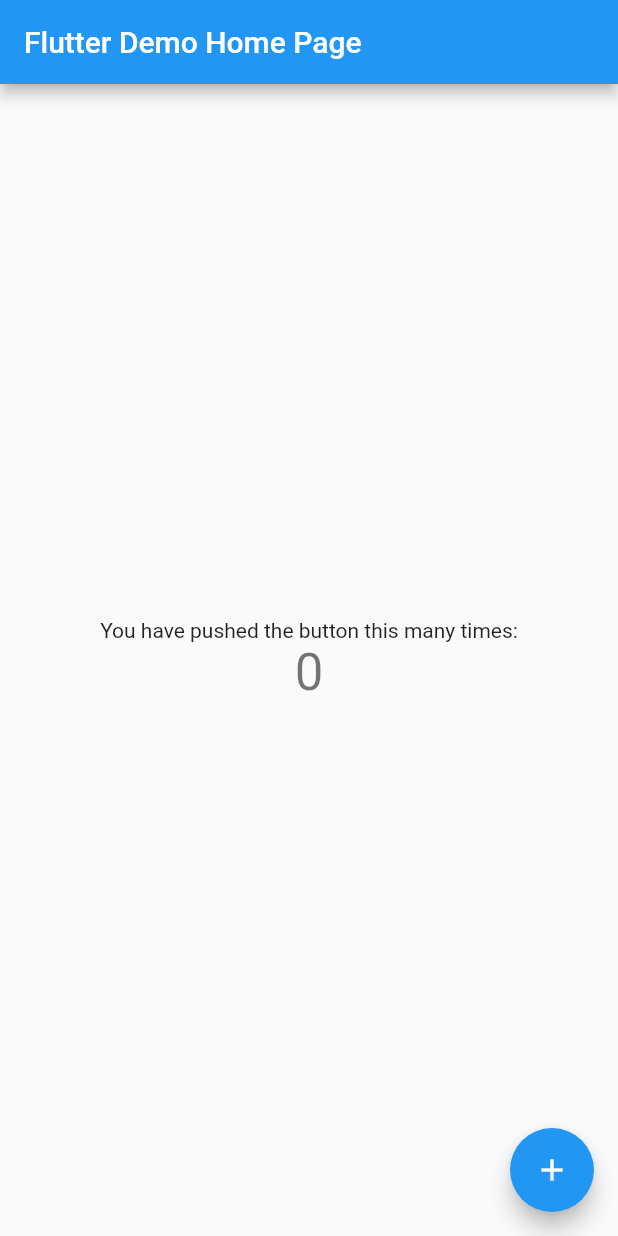
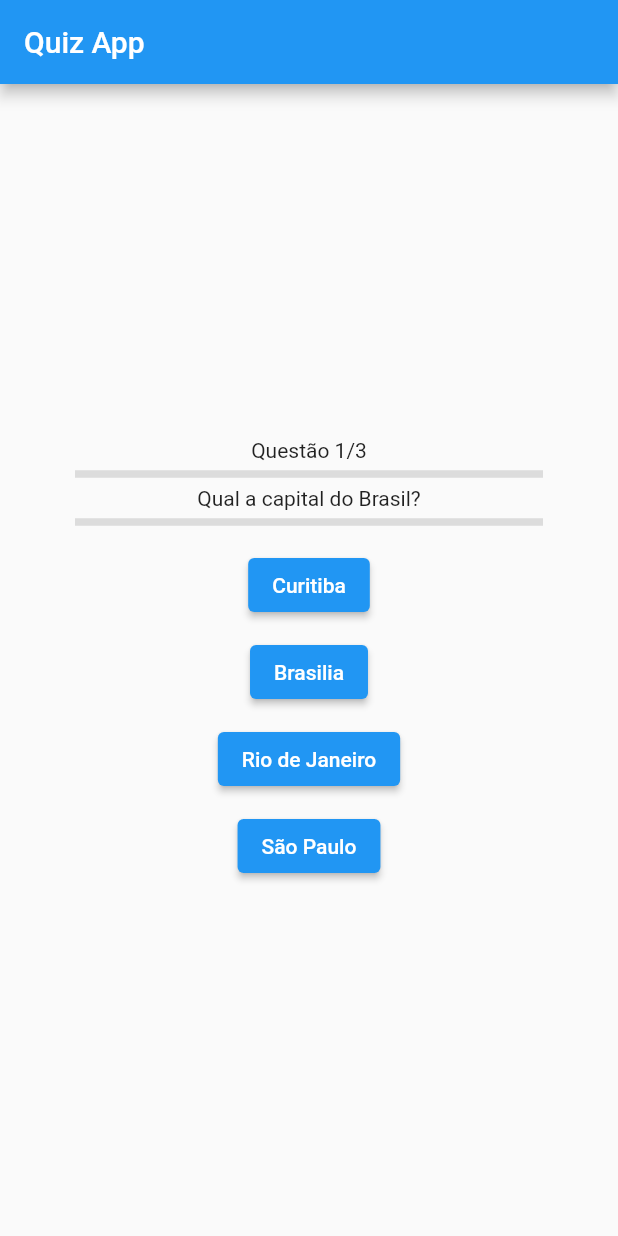
Before and after one commit to nicholaskotzias/quiz_app-hugoperlin, a Flutter app: the screen it shows after launch, on a phone screen of 412 x 824 dp. Run offline on Flutter 3.47's test engine with Material 2 defaults, Android fonts, the phone set to English and light mode, and no system bars.

Commit message:
ainda nao terminei, tenho que terminar

```diff
--- /dev/null
+++ b/quiz_app/lib/botao_alternativa.dart
@@ -0,0 +1,23 @@
+import 'package:flutter/material.dart';
+
+class BotaoAlternativa extends StatelessWidget {
+  final String alternativa;
+
+  BotaoAlternativa({
+    super.key,
+    required this.alternativa,
+  });
+
+  @override
+  Widget build(BuildContext context) {
+    return Column(
+      children: [
+        ElevatedButton(
+          onPressed: () {},
+          child: Text(alternativa),
+        ),
+        SizedBox(height: 10),
+      ],
+    );
+  }
+}
--- /dev/null
+++ b/quiz_app/lib/controlador_quiz.dart
@@ -0,0 +1,12 @@
+import './repositorio_questoes.dart';
+import 'questao.dart';
+
+class ControladorQuiz {
+  final repositorio = RepositorioQuestoes();
+
+  int _indiceQuestaoAtual = 0;
+
+  int get indiceQuestaoAtual => _indiceQuestaoAtual + 1;
+  Questao get questaoAtual => repositorio.listar()[_indiceQuestaoAtual];
+  int get quantidadeTotalQuestoes => repositorio.listar().length;
+}
--- /dev/null
+++ b/quiz_app/lib/home_page.dart
@@ -0,0 +1,54 @@
+import 'package:flutter/material.dart';
+import 'package:quiz_app/controlador_quiz.dart';
+
+class HomePage extends StatelessWidget {
+  HomePage({super.key});
+
+  final ControladorQuiz controladorQuiz = ControladorQuiz();
+
+  @override
+  Widget build(BuildContext context) {
+    final questao = controladorQuiz.questaoAtual;
+
+    return Scaffold(
+      appBar: AppBar(
+        title: Text("Quiz App"),
+      ),
+      body: Container(
+        padding: EdgeInsets.all(50),
+        child: Center(
+          child: Column(
+            mainAxisAlignment: MainAxisAlignment.center,
+            children: [
+              Text(
+                  "Questão ${controladorQuiz.indiceQuestaoAtual}/${controladorQuiz.quantidadeTotalQuestoes}"),
+              Divider(thickness: 5),
+              Text(questao.enunciado),
+              Divider(thickness: 5),
+              SizedBox(height: 10),
+              ElevatedButton(
+                onPressed: () {},
+                child: Text(questao.alternativas[0]),
+              ),
+              SizedBox(height: 10),
+              ElevatedButton(
+                onPressed: () {},
+                child: Text(questao.alternativas[1]),
+              ),
+              SizedBox(height: 10),
+              ElevatedButton(
+                onPressed: () {},
+                child: Text(questao.alternativas[2]),
+              ),
+              SizedBox(height: 10),
+              ElevatedButton(
+                onPressed: () {},
+                child: Text(questao.alternativas[3]),
+              ),
+            ],
+          ),
+        ),
+      ),
+    );
+  }
+}
--- a/quiz_app/lib/main.dart
+++ b/quiz_app/lib/main.dart
@@ -1,115 +1,19 @@
 import 'package:flutter/material.dart';
 
+import 'home_page.dart';
+
 void main() {
-  runApp(const MyApp());
+  runApp(MyApp());
 }
 
 class MyApp extends StatelessWidget {
   const MyApp({super.key});
 
-  // This widget is the root of your application.
   @override
   Widget build(BuildContext context) {
     return MaterialApp(
-      title: 'Flutter Demo',
-      theme: ThemeData(
-        // This is the theme of your application.
-        //
-        // Try running your application with "flutter run". You'll see the
-        // application has a blue toolbar. Then, without quitting the app, try
-        // changing the primarySwatch below to Colors.green and then invoke
-        // "hot reload" (press "r" in the console where you ran "flutter run",
-        // or simply save your changes to "hot reload" in a Flutter IDE).
-        // Notice that the counter didn't reset back to zero; the application
-        // is not restarted.
-        primarySwatch: Colors.blue,
-      ),
-      home: const MyHomePage(title: 'Flutter Demo Home Page'),
+      debugShowCheckedModeBanner: false,
+      home: HomePage(),
     );
   }
 }
-
-class MyHomePage extends StatefulWidget {
-  const MyHomePage({super.key, required this.title});
-
-  // This widget is the home page of your application. It is stateful, meaning
-  // that it has a State object (defined below) that contains fields that affect
-  // how it looks.
-
-  // This class is the configuration for the state. It holds the values (in this
-  // case the title) provided by the parent (in this case the App widget) and
-  // used by the build method of the State. Fields in a Widget subclass are
-  // always marked "final".
-
-  final String title;
-
-  @override
-  State<MyHomePage> createState() => _MyHomePageState();
-}
-
-class _MyHomePageState extends State<MyHomePage> {
-  int _counter = 0;
-
-  void _incrementCounter() {
-    setState(() {
-      // This call to setState tells the Flutter framework that something has
-      // changed in this State, which causes it to rerun the build method below
-      // so that the display can reflect the updated values. If we changed
-      // _counter without calling setState(), then the build method would not be
-      // called again, and so nothing would appear to happen.
-      _counter++;
-    });
-  }
-
-  @override
-  Widget build(BuildContext context) {
-    // This method is rerun every time setState is called, for instance as done
-    // by the _incrementCounter method above.
-    //
-    // The Flutter framework has been optimized to make rerunning build methods
-    // fast, so that you can just rebuild anything that needs updating rather
-    // than having to individually change instances of widgets.
-    return Scaffold(
-      appBar: AppBar(
-        // Here we take the value from the MyHomePage object that was created by
-        // the App.build method, and use it to set our appbar title.
-        title: Text(widget.title),
-      ),
-      body: Center(
-        // Center is a layout widget. It takes a single child and positions it
-        // in the middle of the parent.
-        child: Column(
-          // Column is also a layout widget. It takes a list of children and
-          // arranges them vertically. By default, it sizes itself to fit its
-          // children horizontally, and tries to be as tall as its parent.
-          //
-          // Invoke "debug painting" (press "p" in the console, choose the
-          // "Toggle Debug Paint" action from the Flutter Inspector in Android
-          // Studio, or the "Toggle Debug Paint" command in Visual Studio Code)
-          // to see the wireframe for each widget.
-          //
-          // Column has various properties to control how it sizes itself and
-          // how it positions its children. Here we use mainAxisAlignment to
-          // center the children vertically; the main axis here is the vertical
-          // axis because Columns are vertical (the cross axis would be
-          // horizontal).
-          mainAxisAlignment: MainAxisAlignment.center,
-          children: <Widget>[
-            const Text(
-              'You have pushed the button this many times:',
-            ),
-            Text(
-              '$_counter',
-              style: Theme.of(context).textTheme.headlineMedium,
-            ),
-          ],
-        ),
-      ),
-      floatingActionButton: FloatingActionButton(
-        onPressed: _incrementCounter,
-        tooltip: 'Increment',
-        child: const Icon(Icons.add),
-      ), // This trailing comma makes auto-formatting nicer for build methods.
-    );
-  }
-}
--- /dev/null
+++ b/quiz_app/lib/questao.dart
@@ -0,0 +1,18 @@
+class Questao {
+  final String enunciado;
+  final String alternativaCorreta;
+  final List<String> alternativasIncorretas;
+  final List<String> _alternativas = [];
+
+  Questao({
+    required this.enunciado,
+    required this.alternativaCorreta,
+    required this.alternativasIncorretas,
+  }) {
+    _alternativas.addAll(alternativasIncorretas);
+    _alternativas.add(alternativaCorreta);
+    _alternativas.shuffle();
+  }
+
+  List<String> get alternativas => _alternativas;
+}
--- /dev/null
+++ b/quiz_app/lib/repositorio_questoes.dart
@@ -0,0 +1,39 @@
+import 'questao.dart';
+
+final lista_questoes = [
+  Questao(
+    enunciado: "Qual a capital do Brasil?",
+    alternativaCorreta: "Brasilia",
+    alternativasIncorretas: [
+      "São Paulo",
+      "Curitiba",
+      "Rio de Janeiro",
+    ],
+  ),
+  Questao(
+    enunciado: "Qual a capital do Paraná?",
+    alternativaCorreta: "Curitiba",
+    alternativasIncorretas: [
+      "Floripa",
+      "Porto Alegre",
+      "Manaus",
+    ],
+  ),
+  Questao(
+    enunciado: "Qual a capital do Espirito Santo?",
+    alternativaCorreta: "Vitória",
+    alternativasIncorretas: [
+      "Rio de Janeiro",
+      "São Paulo",
+      "Manaus",
+    ],
+  ),
+];
+
+class RepositorioQuestoes {
+  final List<Questao> _questoes = List.from(lista_questoes);
+
+  List<Questao> listar() {
+    return _questoes;
+  }
+}
```
